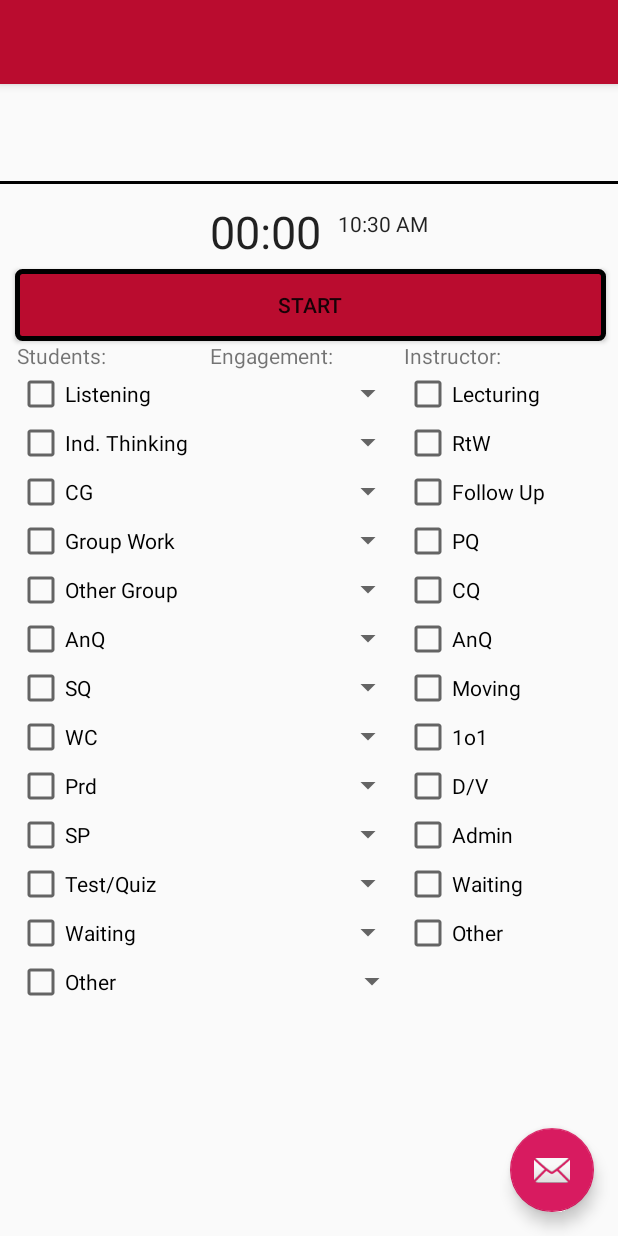
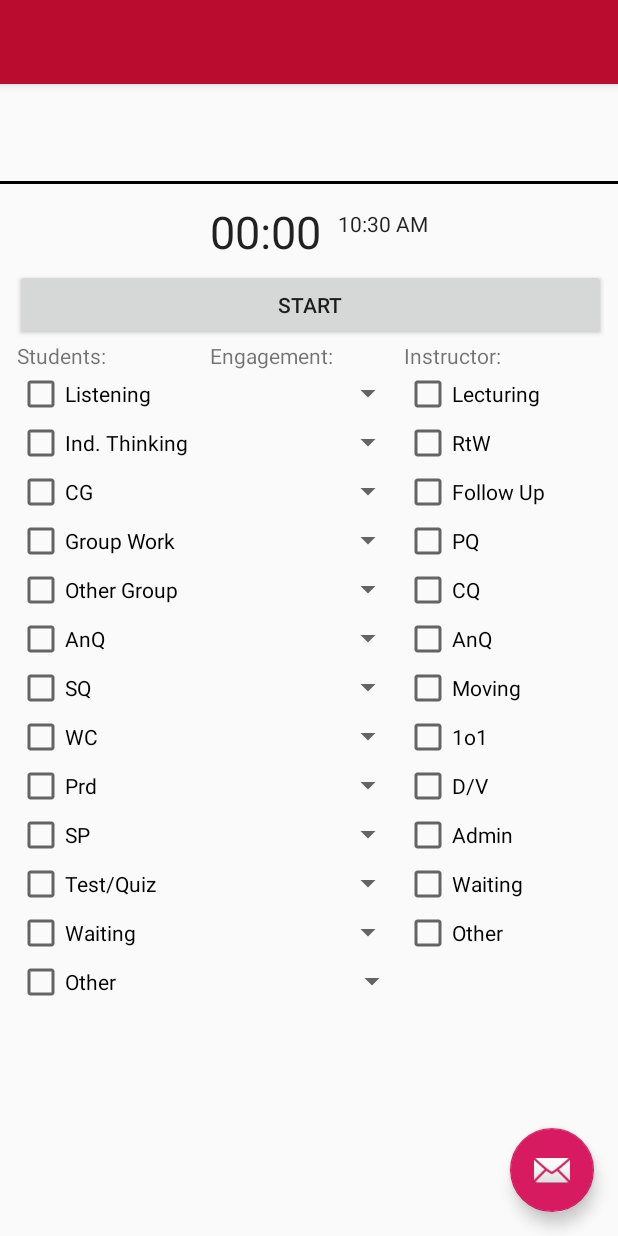
Before and after one commit to KellyBlack/COPUS, an Android app: the layout activity_main.xml on its own in the app's theme, with its tools: preview values and no code run, on a phone screen of 412 x 824 dp. Run offline under Robolectric (Android 15) with nearby library versions, the phone set to English and light mode, and no system bars.

Commit message:
Removed the xml shading for the start button and moved it into the main activity where it is done programatically now.

```diff
--- a/app/build.gradle
+++ b/app/build.gradle
@@ -11,7 +11,7 @@ android {
         applicationId "org.cyclismo.copus"
         minSdkVersion 17
         targetSdkVersion 29
-        versionCode 2
+        versionCode 3
         versionName 'Alpha 0.1'
         testInstrumentationRunner "androidx.test.runner.AndroidJUnitRunner"
     }
--- a/app/src/main/res/layout/content_main.xml
+++ b/app/src/main/res/layout/content_main.xml
@@ -79,7 +79,7 @@
             android:paddingLeft="20sp"
             android:paddingRight="20sp"
             android:singleLine="true"
-            android:background="@drawable/button_details"
+
             android:text="@string/Timer_Start" />
 
 
```
Also changed, not shown: app/src/main/java/org/cyclismo/copus/MainActivity.kt (+11 -2 lines).
